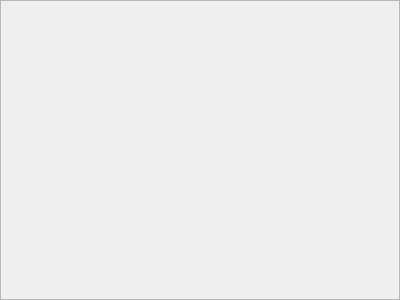
Qt form adminlistecompteframe.ui (rsoumail/Exam-Platform) before a commit.
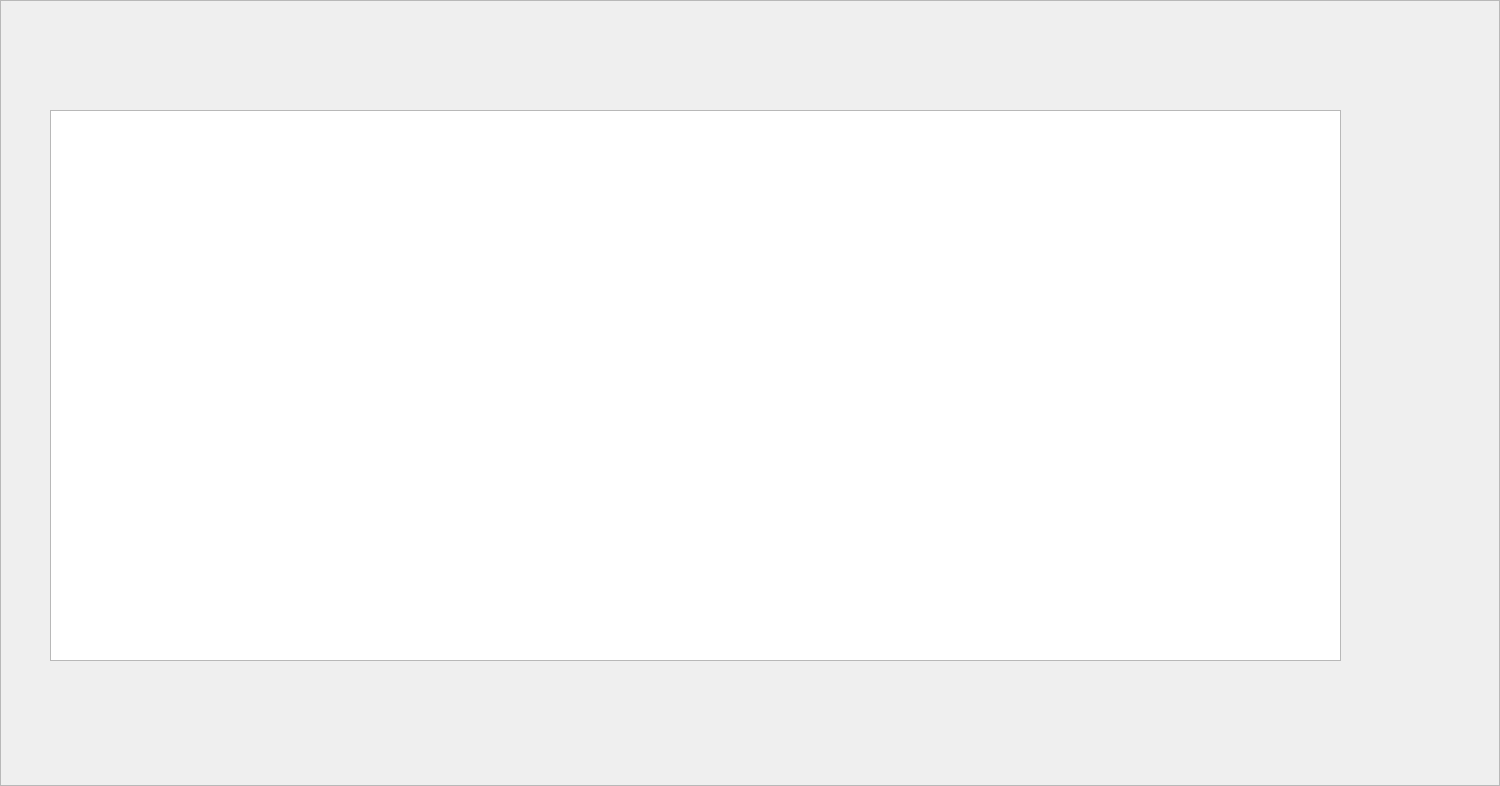
The same form after that commit.

Commit message: update admin fonctionnality lister les comptes

```diff
--- a/adminlistecompteframe.ui
+++ b/adminlistecompteframe.ui
@@ -9,8 +9,8 @@
    <rect>
     <x>0</x>
     <y>0</y>
-    <width>400</width>
-    <height>300</height>
+    <width>1500</width>
+    <height>786</height>
    </rect>
   </property>
   <property name="frameShape">
@@ -19,5 +19,21 @@
   <property name="windowTitle">
    <string>Frame</string>
   </property>
+  <property name="frameShape">
+   <enum>QFrame::StyledPanel</enum>
+  </property>
+  <property name="frameShadow">
+   <enum>QFrame::Raised</enum>
+  </property>
+  <widget class="QTableView" name="table">
+   <property name="geometry">
+    <rect>
+     <x>50</x>
+     <y>110</y>
+     <width>1291</width>
+     <height>551</height>
+    </rect>
+   </property>
+  </widget>
  </widget>
 </ui>
```
Left out of the diff: 12 changed lines with no effect on the pictures. The commit also changes 1 other file.
